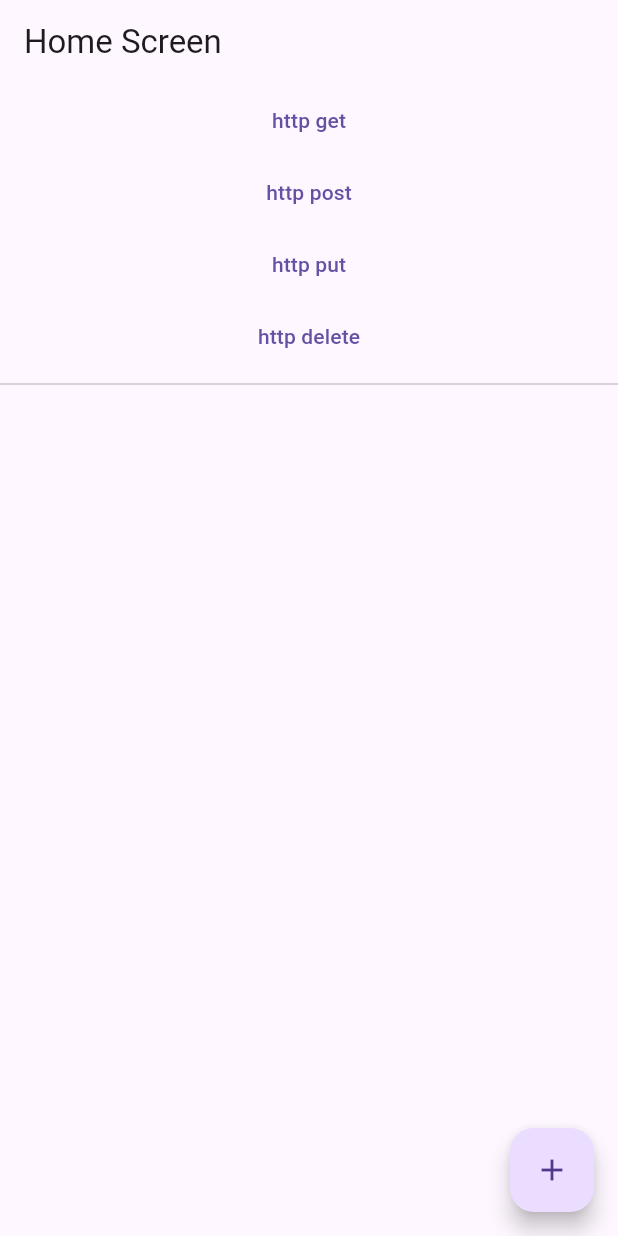
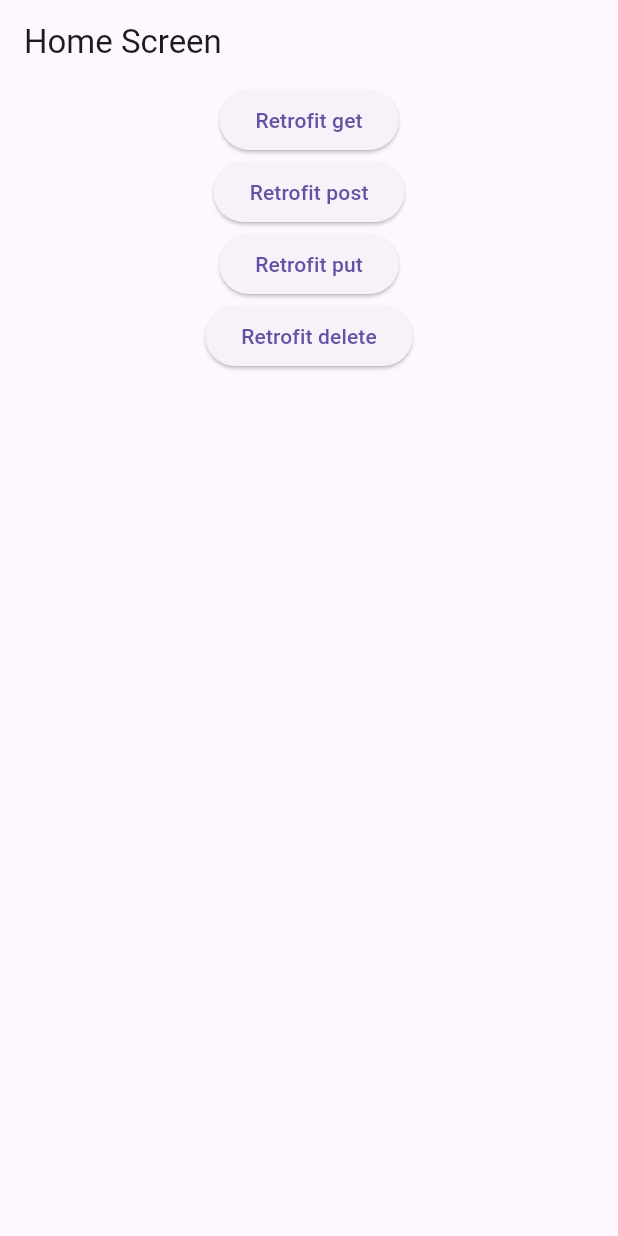
Before and after one commit to youksimgyu/riverpod_example, a Flutter app: the screen it shows after launch, on a phone screen of 412 x 824 dp. Run offline on Flutter 3.47's test engine with Material 3 defaults, Android fonts, the phone set to English and light mode, and no system bars; our stand-ins replace chopper, dio, flutter_riverpod, freezed_annotation, go_router, retrofit and 1 more; generated files the repository leaves out were written again.

Commit message:
retrofit 사용 - retrofit generator 사용

```diff
--- a/lib/main.dart
+++ b/lib/main.dart
@@ -1,5 +1,5 @@
 import 'package:flutter/material.dart';
-import 'package:riverpod_example/rest_api/dio_widget.dart';
+import 'package:riverpod_example/rest_api/retrofit_widget.dart';
 
 const api = 'https://jsonplaceholder.typicode.com/posts';
 
@@ -15,7 +15,7 @@ class MainApp extends StatelessWidget {
   @override
   Widget build(BuildContext context) {
     return const MaterialApp(
-      home: DioWidget(),
+      home: RetrofitWidget(),
     );
   }
 }
--- /dev/null
+++ b/lib/rest_api/retrofit_widget.dart
@@ -0,0 +1,97 @@
+import 'package:dio/dio.dart';
+import 'package:flutter/material.dart';
+import 'package:riverpod_example/retrofit/post_api.dart';
+
+class RetrofitWidget extends StatefulWidget {
+  const RetrofitWidget({super.key});
+
+  @override
+  State<RetrofitWidget> createState() => _RetrofitWidgetState();
+}
+
+class _RetrofitWidgetState extends State<RetrofitWidget> {
+  final Dio dio = Dio();
+  late PostApi postApi;
+
+  String responseText = '';
+
+  @override
+  void initState() {
+    super.initState();
+    postApi = PostApi(dio);
+  }
+
+  @override
+  Widget build(BuildContext context) {
+    return Scaffold(
+      appBar: AppBar(
+        title: const Text('Home Screen'),
+      ),
+      body: Center(
+        child: Column(
+          mainAxisAlignment: MainAxisAlignment.center,
+          children: [
+            ElevatedButton(
+              onPressed: () async {
+                final response = await postApi.getPosts();
+                if (response.response.statusCode == 200) {
+                  setState(() {
+                    responseText = response.data.toString();
+                  });
+                }
+              },
+              child: const Text('Retrofit get'),
+            ),
+            ElevatedButton(
+              onPressed: () async {
+                final response = await postApi.postPost({
+                  'title': 'foo',
+                  'body': 'bar',
+                  'userId': 1,
+                });
+                if (response.response.statusCode == 201) {
+                  setState(() {
+                    responseText = response.data.toString();
+                  });
+                }
+              },
+              child: const Text('Retrofit post'),
+            ),
+            ElevatedButton(
+              onPressed: () async {
+                final response = await postApi.putPost('1', {
+                  'id': 1,
+                  'title': 'foo',
+                  'body': 'bar',
+                  'userId': 1,
+                });
+                if (response.response.statusCode == 200) {
+                  setState(() {
+                    responseText = response.data.toString();
+                  });
+                }
+              },
+              child: const Text('Retrofit put'),
+            ),
+            ElevatedButton(
+              onPressed: () async {
+                final response = await postApi.deletePost('1');
+                if (response.response.statusCode == 200) {
+                  setState(() {
+                    responseText = response.data.toString();
+                  });
+                }
+              },
+              child: const Text('Retrofit delete'),
+            ),
+            Expanded(
+              child: SingleChildScrollView(
+                child: Text(responseText),
+              ),
+            ),
+          ],
+        ),
+      ),
+    );
+  }
+}
--- /dev/null
+++ b/lib/retrofit/post_api.dart
@@ -0,0 +1,24 @@
+import 'package:dio/dio.dart';
+import 'package:retrofit/retrofit.dart';
+
+part 'post_api.g.dart';
+
+@RestApi(baseUrl: 'https://jsonplaceholder.typicode.com')
+abstract class PostApi {
+  factory PostApi(Dio dio, {String baseUrl}) = _PostApi;
+
+  @GET('/posts')
+  Future<HttpResponse> getPosts();
+
+  @POST('/posts')
+  @Header('Content-Type: application/json; charset=UTF-8')
+  Future<HttpResponse> postPost(@Body() Map<String, dynamic> body);
+
+  @PUT('/posts/{id}')
+  @Header('Content-Type: application/json; charset=UTF-8')
+  Future<HttpResponse> putPost(
+      @Path('id') String id, @Body() Map<String, dynamic> body);
+
+  @DELETE('/posts/{id}')
+  Future<HttpResponse> deletePost(@Path('id') String id);
+}
--- a/pubspec.yaml
+++ b/pubspec.yaml
@@ -18,6 +18,7 @@ dependencies:
   json_annotation: ^4.9.0
   freezed_annotation: ^2.4.2
   go_router: ^14.2.0
+  retrofit: ^4.1.0
 
 dev_dependencies:
   flutter_test:
@@ -31,6 +32,7 @@ dev_dependencies:
   json_serializable: ^6.8.0
   freezed: ^2.5.2
   go_router_builder: ^2.7.0
+  retrofit_generator: ^8.1.1
 
 flutter:
   uses-material-design: true
```
Also changed, not shown: lib/retrofit/post_api.g.dart (added), pubspec.lock.
